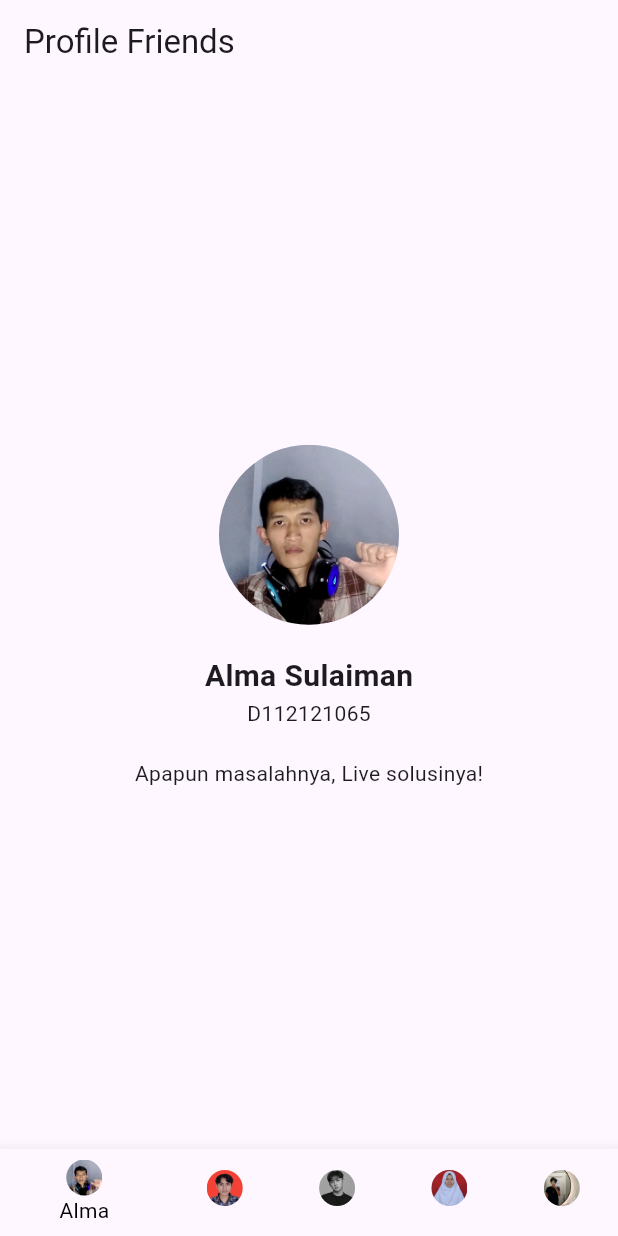
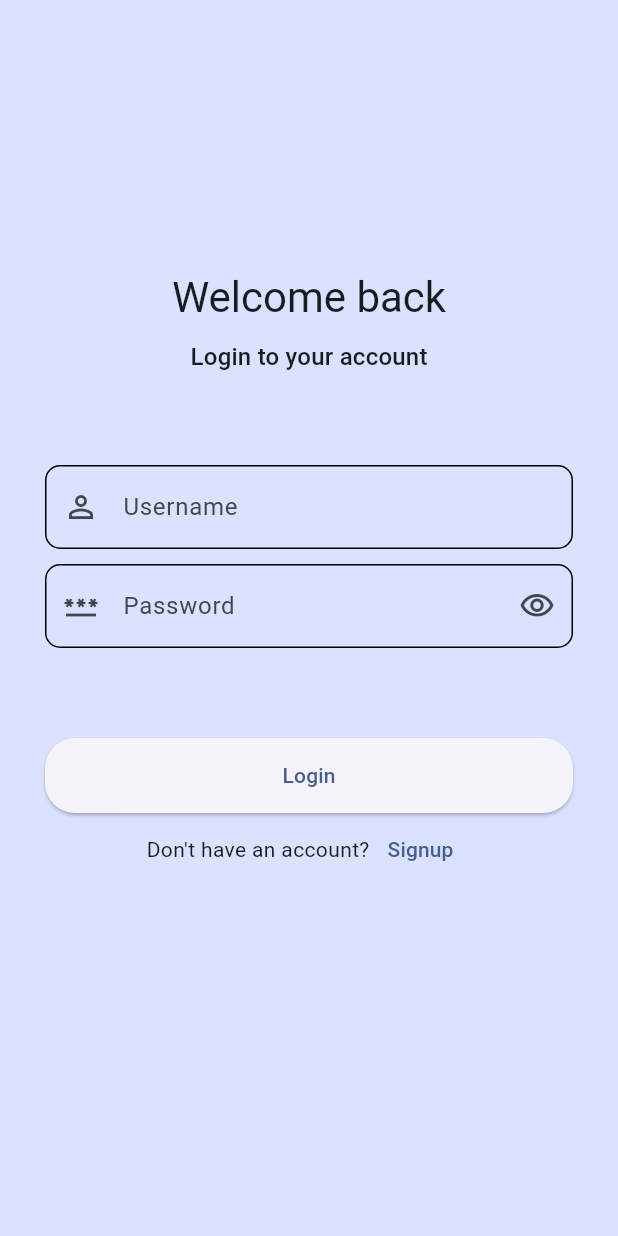
Before and after one commit to riyanada/pemrograman-mobile, a Flutter app: the screen it shows after launch, on a phone screen of 412 x 824 dp. Run offline on Flutter 3.47's test engine with Material 3 defaults, Android fonts, the light colour scheme and no system bars; our stand-ins replace hive_flutter; accounts and stored records are empty.

Commit message:
add UTS brrad

```diff
--- a/lib/main.dart
+++ b/lib/main.dart
@@ -1,150 +1,15 @@
-// ignore_for_file: library_private_types_in_public_api
+import 'package:flutter/material.dart';
+import 'package:hive_flutter/hive_flutter.dart';
 
-import 'package:flutter/material.dart';
+import 'main_app.dart';
 
-void main() {
-  runApp(const MyApp());
+void main() async {
+  await _initHive();
+  runApp(const MainApp());
 }
 
-class MyApp extends StatelessWidget {
-  const MyApp({super.key});
-
-  @override
-  Widget build(BuildContext context) {
-    return MaterialApp(
-      title: 'Profile Friends',
-      theme: ThemeData(
-        primarySwatch: Colors.blue,
-      ),
-      home: const ProfilePage(),
-    );
-  }
+Future<void> _initHive() async{
+  await Hive.initFlutter();
+  await Hive.openBox("login");
+  await Hive.openBox("accounts");
 }
-
-class ProfilePage extends StatefulWidget {
-  const ProfilePage({super.key});
-
-  @override
-  _ProfilePageState createState() => _ProfilePageState();
-}
-
-class _ProfilePageState extends State<ProfilePage> {
-  int _selectedIndex = 0;
-
-  final List<Map<String, String>> _friends = [
-    {
-      'name': 'Alma Sulaiman',
-      'nim': 'D112121065',
-      'imageAsset': 'assets/images/alma.png',
-      'additionalInfo': 'Apapun masalahnya, Live solusinya!',
-    },
-    {
-      'name': 'Ikhsan Fauzan',
-      'nim': 'D112121063',
-      'imageAsset': 'assets/images/ikhsan.png',
-      'additionalInfo': 'Menjual berbagai emas!',
-    },
-    {
-      'name': 'Nur Hidayat',
-      'nim': 'D112121058',
-      'imageAsset': 'assets/images/nur.jpg',
-      'additionalInfo': 'Suhu nih bos senggol dong',
-    },
-    {
-      'name': 'Sarah Fadilah',
-      'nim': 'D112121064',
-      'imageAsset': 'assets/images/sarah.jpeg',
-      'additionalInfo': 'Nice to meet you!',
-    },
-    {
-      'name': 'Wahyu Safrizal',
-      'nim': 'D112121056',
-      'imageAsset': 'assets/images/way.png',
-      'additionalInfo': 'My Cars is Fast!',
-    },
-  ];
-
-  void _onItemTapped(int index) {
-    setState(() {
-      _selectedIndex = index;
-    });
-  }
-
-  @override
-  Widget build(BuildContext context) {
-    return Scaffold(
-      appBar: AppBar(
-        title: const Text('Profile Friends'),
-      ),
-      body: Center(
-        child: Column(
-          mainAxisAlignment: MainAxisAlignment.center,
-          children: [
-            CircleAvatar(
-              radius: 60,
-              backgroundImage:
-                  AssetImage(_friends[_selectedIndex]['imageAsset']!),
-            ),
-            const SizedBox(height: 20),
-            Text(
-              _friends[_selectedIndex]['name']!,
-              style: const TextStyle(fontSize: 20, fontWeight: FontWeight.bold),
-            ),
-            Text(_friends[_selectedIndex]['nim']!),
-            const SizedBox(height: 20),
-            Text(_friends[_selectedIndex]['additionalInfo']!),
-          ],
-        ),
-      ),
-      bottomNavigationBar: BottomNavigationBar(
-        items: [
-          BottomNavigationBarItem(
-            icon: CircleAvatar(
-              backgroundImage: AssetImage(_friends[0]['imageAsset']!),
-              backgroundColor: Colors.transparent,
-              radius: 12,
-            ),
-            label: _friends[0]['name']?.split(' ')[0],
-          ),
-          BottomNavigationBarItem(
-            icon: CircleAvatar(
-              backgroundImage: AssetImage(_friends[1]['imageAsset']!),
-              backgroundColor: Colors.transparent,
-              radius: 12,
-            ),
-            label: _friends[1]['name']?.split(' ')[0],
-          ),
-          BottomNavigationBarItem(
-            icon: CircleAvatar(
-              backgroundImage: AssetImage(_friends[2]['imageAsset']!),
-              backgroundColor: Colors.transparent,
-              radius: 12,
-            ),
-            label: _friends[2]['name']?.split(' ')[0],
-          ),
-          BottomNavigationBarItem(
-            icon: CircleAvatar(
-              backgroundImage: AssetImage(_friends[3]['imageAsset']!),
-              backgroundColor: Colors.transparent,
-              radius: 12,
-            ),
-            label: _friends[3]['name']!.split(' ')[0],
-          ),
-          BottomNavigationBarItem(
-            icon: CircleAvatar(
-              backgroundImage: AssetImage(_friends[4]['imageAsset']!),
-              backgroundColor: Colors.transparent,
-              radius: 12,
-            ),
-            label: _friends[4]['name']!.split(' ')[0],
-          ),
-        ],
-        currentIndex: _selectedIndex,
-        selectedItemColor: Colors.black,
-        unselectedItemColor: Colors.purple,
-        backgroundColor: Colors.black,
-        onTap: _onItemTapped,
-      ),
-    );
-  }
-}
--- /dev/null
+++ b/lib/main_app.dart
@@ -0,0 +1,19 @@
+import 'package:flutter/material.dart';
+
+import 'ui/login.dart';
+
+class MainApp extends StatelessWidget {
+  const MainApp({super.key});
+
+  @override
+  Widget build(BuildContext context) {
+    return MaterialApp(
+      theme: ThemeData.from(
+        colorScheme: ColorScheme.fromSeed(
+          seedColor: const Color.fromRGBO(32, 63, 129, 1.0),
+        ),
+      ),
+      home: const Login(),
+    );
+  }
+}
--- /dev/null
+++ b/lib/ui/login.dart
@@ -0,0 +1,171 @@
+import 'package:flutter/material.dart';
+import 'package:login_flutter/ui/page.dart';
+
+class Login extends StatefulWidget {
+  const Login({Key? key}) : super(key: key);
+
+  @override
+  // ignore: library_private_types_in_public_api
+  _LoginState createState() => _LoginState();
+}
+
+class _LoginState extends State<Login> {
+  final GlobalKey<FormState> _formKey = GlobalKey();
+
+  final FocusNode _focusNodePassword = FocusNode();
+  final TextEditingController _controllerUsername = TextEditingController();
+  final TextEditingController _controllerPassword = TextEditingController();
+
+  bool _obscurePassword = true;
+  final Map<String, String> _userAccounts = {
+    'username1': 'password1',
+    'username2': 'password2',
+    // Tambahkan lebih banyak username dan password jika diperlukan
+  };
+
+  @override
+  Widget build(BuildContext context) {
+    return Scaffold(
+      backgroundColor: Theme.of(context).colorScheme.primaryContainer,
+      body: Form(
+        key: _formKey,
+        child: SingleChildScrollView(
+          padding: const EdgeInsets.all(30.0),
+          child: Column(
+            children: [
+              const SizedBox(height: 150),
+              Text(
+                "Welcome back",
+                style: Theme.of(context).textTheme.headlineMedium,
+              ),
+              const SizedBox(height: 10),
+              Text(
+                "Login to your account",
+                style: Theme.of(context).textTheme.titleMedium,
+              ),
+              const SizedBox(height: 60),
+              TextFormField(
+                controller: _controllerUsername,
+                keyboardType: TextInputType.name,
+                decoration: InputDecoration(
+                  labelText: "Username",
+                  prefixIcon: const Icon(Icons.person_outline),
+                  border: OutlineInputBorder(
+                    borderRadius: BorderRadius.circular(10),
+                  ),
+                  enabledBorder: OutlineInputBorder(
+                    borderRadius: BorderRadius.circular(10),
+                  ),
+                ),
+                onEditingComplete: () => _focusNodePassword.requestFocus(),
+                validator: (String? value) {
+                  if (value == null || value.isEmpty) {
+                    return "Please enter username.";
+                  } else if (!_userAccounts.containsKey(value)) {
+                    return "Username is not registered.";
+                  }
+
+                  return null;
+                },
+              ),
+              const SizedBox(height: 10),
+              TextFormField(
+                controller: _controllerPassword,
+                focusNode: _focusNodePassword,
+                obscureText: _obscurePassword,
+                keyboardType: TextInputType.visiblePassword,
+                decoration: InputDecoration(
+                  labelText: "Password",
+                  prefixIcon: const Icon(Icons.password_outlined),
+                  suffixIcon: IconButton(
+                    onPressed: () {
+                      setState(() {
+                        _obscurePassword = !_obscurePassword;
+                      });
+                    },
+                    icon: _obscurePassword
+                        ? const Icon(Icons.visibility_outlined)
+                        : const Icon(Icons.visibility_off_outlined),
+                  ),
+                  border: OutlineInputBorder(
+                    borderRadius: BorderRadius.circular(10),
+                  ),
+                  enabledBorder: OutlineInputBorder(
+                    borderRadius: BorderRadius.circular(10),
+                  ),
+                ),
+                validator: (String? value) {
+                  if (value == null || value.isEmpty) {
+                    return "Please enter password.";
+                  } else if (value != _userAccounts[_controllerUsername.text]) {
+                    return "Wrong password.";
+                  }
+
+                  return null;
+                },
+              ),
+              const SizedBox(height: 60),
+              Column(
+                children: [
+                  ElevatedButton(
+                    style: ElevatedButton.styleFrom(
+                      minimumSize: const Size.fromHeight(50),
+                      shape: RoundedRectangleBorder(
+                        borderRadius: BorderRadius.circular(20),
+                      ),
+                    ),
+                    onPressed: () {
+                      if (_formKey.currentState?.validate() ?? false) {
+                        // Cek username dan password
+                        String? enteredUsername = _controllerUsername.text;
+                        String? enteredPassword = _controllerPassword.text;
+                        if (_userAccounts[enteredUsername] == enteredPassword) {
+                          // Autentikasi berhasil
+                          Navigator.pushReplacement(
+                            context,
+                            MaterialPageRoute(
+                              builder: (context) => const MyHomePage(),
+                            ),
+                          );
+                        } else {
+                          // Autentikasi gagal
+                          ScaffoldMessenger.of(context).showSnackBar(
+                            const SnackBar(
+                              content: Text('Invalid username or password.'),
+                              backgroundColor: Colors.red,
+                            ),
+                          );
+                        }
+                      }
+                    },
+                    child: const Text("Login"),
+                  ),
+                  Row(
+                    mainAxisAlignment: MainAxisAlignment.center,
+                    children: [
+                      const Text("Don't have an account?"),
+                      TextButton(
+                        onPressed: () {
+
+                        },
+                        child: const Text("Signup"),
+                      ),
+                    ],
+                  ),
+                ],
+              ),
+            ],
+          ),
+        ),
+      ),
+    );
+  }
+
+  @override
+  void dispose() {
+    _focusNodePassword.dispose();
+    _controllerUsername.dispose();
+    _controllerPassword.dispose();
+    super.dispose();
+  }
+}
```
Also changed, not shown: lib/ui/page.dart (added, +214 -0 lines), pubspec.yaml (+6 -6 lines), assets/images/alma.png (deleted), assets/images/ikhsan.png (deleted), assets/images/nur.jpg (deleted), assets/images/riyan.jpg (deleted), assets/images/sarah.jpeg (deleted), assets/images/way.png (deleted), pubspec.lock, 133 other files.
